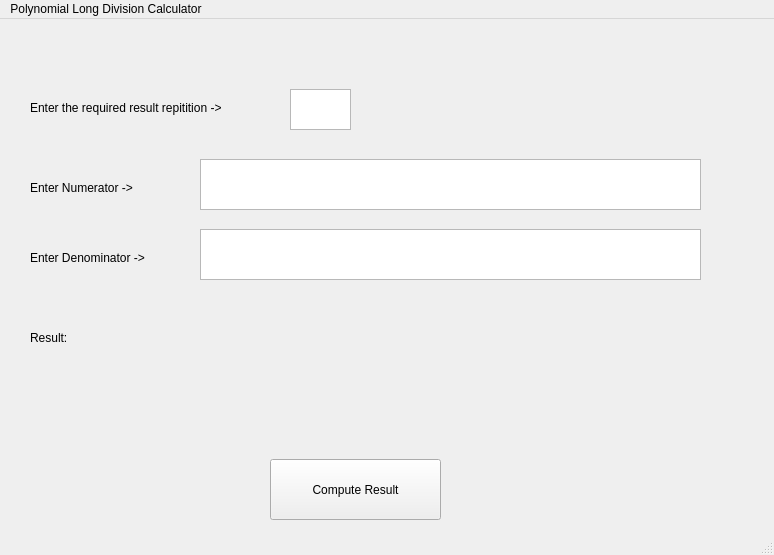
ASherjil/Polynomial_Long_Division_GUI, file Division_GUI/mainwindow.ui: the form before one commit.
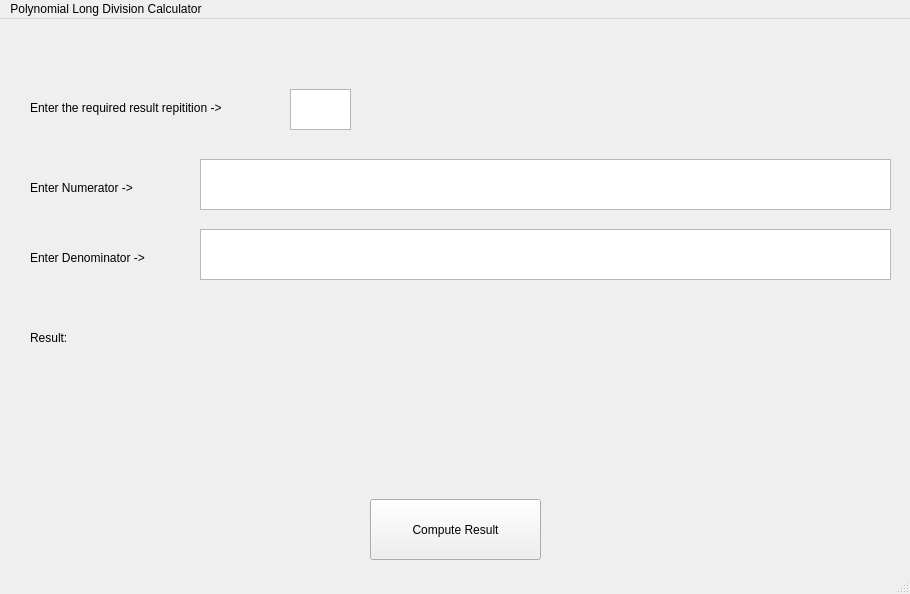
The form after the commit.

```diff
--- a/Division_GUI/mainwindow.ui
+++ b/Division_GUI/mainwindow.ui
@@ -6,8 +6,8 @@
    <rect>
     <x>0</x>
     <y>0</y>
-    <width>774</width>
-    <height>555</height>
+    <width>910</width>
+    <height>594</height>
    </rect>
   </property>
   <property name="windowTitle">
@@ -19,7 +19,7 @@
      <rect>
       <x>200</x>
       <y>140</y>
-      <width>501</width>
+      <width>691</width>
       <height>51</height>
      </rect>
     </property>
@@ -29,7 +29,7 @@
      <rect>
       <x>200</x>
       <y>210</y>
-      <width>501</width>
+      <width>691</width>
       <height>51</height>
      </rect>
     </property>
@@ -99,8 +99,8 @@
    <widget class="QPushButton" name="pushButton">
     <property name="geometry">
      <rect>
-      <x>270</x>
-      <y>440</y>
+      <x>370</x>
+      <y>480</y>
       <width>171</width>
       <height>61</height>
      </rect>
@@ -115,7 +115,7 @@
     <rect>
      <x>0</x>
      <y>0</y>
-     <width>774</width>
+     <width>910</width>
      <height>22</height>
     </rect>
    </property>
```
